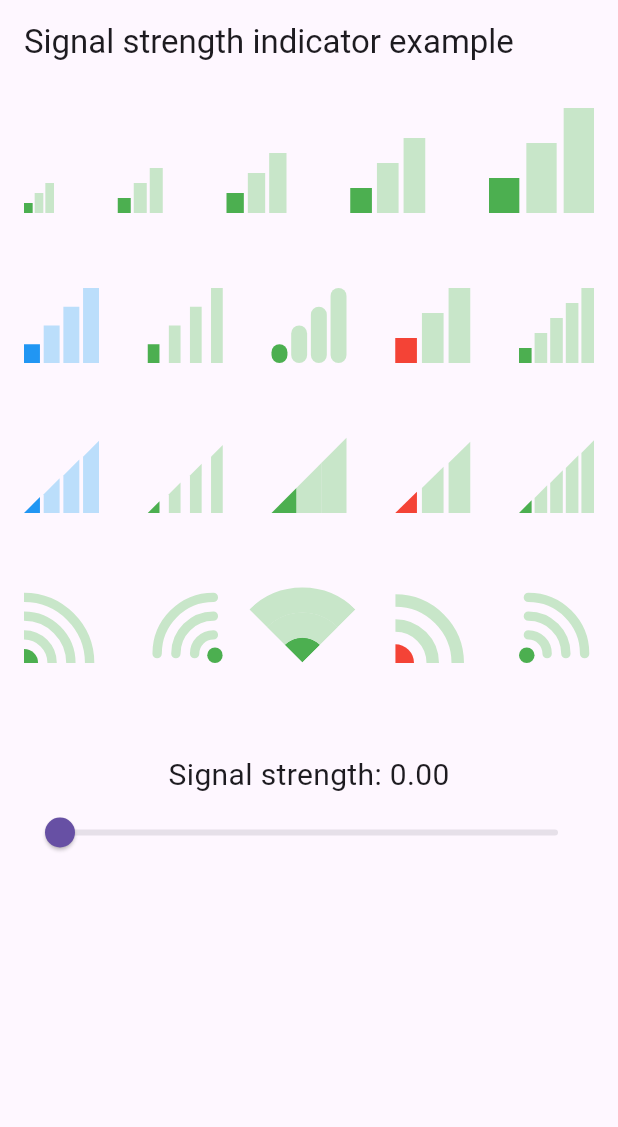
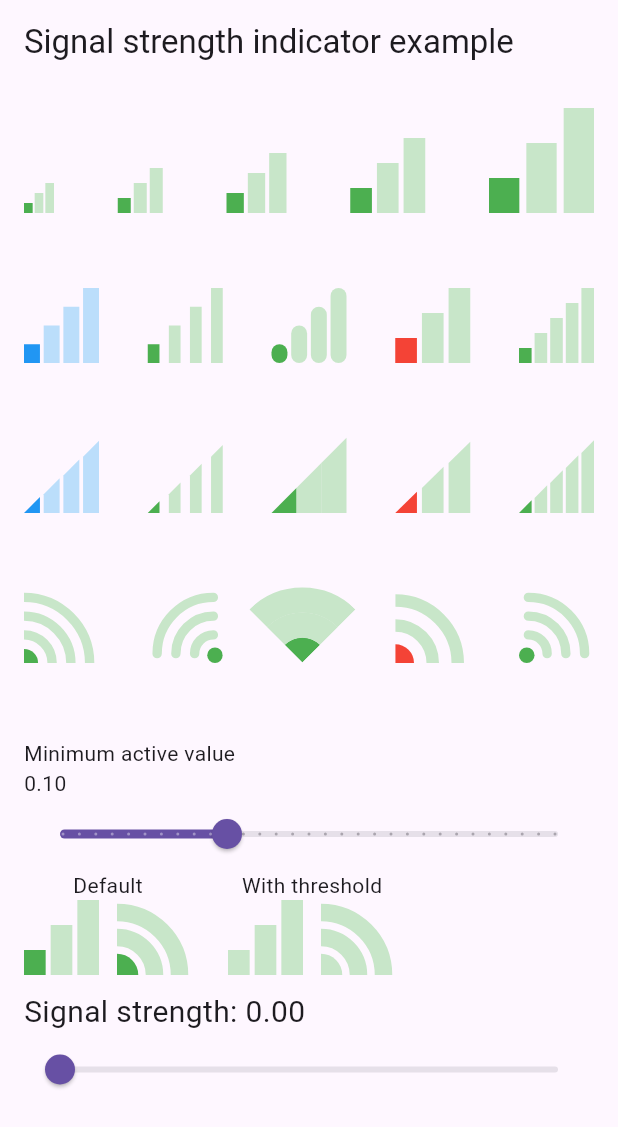
Before and after one commit to janstol/signal_strength_indicator, a Flutter app: the screen it shows after launch, on a phone screen of 412 x 824 dp. Shown: the top 1127 px of the screen. Run offline on Flutter 3.47's test engine with Material 3 defaults, Android fonts, the phone set to English and light mode, and no system bars.

Commit message:
Add configurable minimum active signal value

```diff
--- a/example/lib/main.dart
+++ b/example/lib/main.dart
@@ -29,6 +29,7 @@ class HomePage extends StatefulWidget {
 
 class _HomePageState extends State<HomePage> {
   double _signalStrength = 0.0;
+  double _minimumActiveValue = 0.1;
 
   void _changeValue(double value) {
     setState(() {
@@ -44,7 +45,7 @@ class _HomePageState extends State<HomePage> {
       ),
       body: Padding(
         padding: const EdgeInsets.all(16.0),
-        child: Column(
+        child: ListView(
           children: <Widget>[
             Row(
               crossAxisAlignment: CrossAxisAlignment.end,
@@ -196,6 +197,67 @@ class _HomePageState extends State<HomePage> {
               ],
             ),
             const SizedBox(height: 50),
+            const Text('Minimum active value'),
+            Text(_minimumActiveValue.toStringAsFixed(2)),
+            Slider(
+              value: _minimumActiveValue,
+              min: 0,
+              max: 0.3,
+              divisions: 30,
+              onChanged: (value) {
+                setState(() {
+                  _minimumActiveValue = value;
+                });
+              },
+            ),
+            Wrap(
+              spacing: 24,
+              runSpacing: 16,
+              children: [
+                Column(
+                  mainAxisSize: MainAxisSize.min,
+                  children: [
+                    const Text('Default'),
+                    Row(
+                      mainAxisSize: MainAxisSize.min,
+                      children: [
+                        SignalStrengthIndicator.bars(
+                          value: _signalStrength,
+                          size: 50,
+                        ),
+                        const SizedBox(width: 12),
+                        SignalStrengthIndicator.sector(
+                          value: _signalStrength,
+                          size: 50,
+                        ),
+                      ],
+                    ),
+                  ],
+                ),
+                Column(
+                  mainAxisSize: MainAxisSize.min,
+                  children: [
+                    const Text('With threshold'),
+                    Row(
+                      mainAxisSize: MainAxisSize.min,
+                      children: [
+                        SignalStrengthIndicator.bars(
+                          value: _signalStrength,
+                          size: 50,
+                          minimumActiveValue: _minimumActiveValue,
+                        ),
+                        const SizedBox(width: 12),
+                        SignalStrengthIndicator.sector(
+                          value: _signalStrength,
+                          size: 50,
+                          minimumActiveValue: _minimumActiveValue,
+                        ),
+                      ],
+                    ),
+                  ],
+                ),
+              ],
+            ),
             const SizedBox(height: 10),
             Text(
               'Signal strength: ${_signalStrength.toStringAsFixed(2)}',
--- a/lib/src/signal_strength_indicator.dart
+++ b/lib/src/signal_strength_indicator.dart
@@ -18,6 +18,8 @@ class SignalStrengthIndicator extends StatelessWidget {
   ///
   /// Number of bars can be specified by [barCount]
   /// (reasonable number of bars is 3,4 or maybe 5).
+  /// [minimumActiveValue] sets the value at which the first bar becomes active.
+  /// It defaults to [minValue] and cannot exceed the second bar's threshold.
   ///
   /// Indicator can be [bevelled] or have [radius] but not both.
   ///
@@ -47,6 +49,7 @@ class SignalStrengthIndicator extends StatelessWidget {
     int barCount = 3,
     num? minValue,
     num? maxValue,
+    num? minimumActiveValue,
     Color? activeColor,
     Color? inactiveColor,
     Map<num, Color>? levels,
@@ -60,6 +63,7 @@ class SignalStrengthIndicator extends StatelessWidget {
             value: value,
             minValue: minValue,
             maxValue: maxValue,
+            minimumActiveValue: minimumActiveValue,
             barCount: barCount,
             activeColor: activeColor,
             inactiveColor: inactiveColor,
@@ -79,6 +83,8 @@ class SignalStrengthIndicator extends StatelessWidget {
   ///
   /// Number of bars (segments) can be specified by [barCount]
   /// (reasonable number of bars is 3,4 or maybe 5).
+  /// [minimumActiveValue] sets when the first sector becomes active.
+  /// It defaults to [minValue] and cannot exceed the second sector's threshold.
   ///
   /// To specify how the indicator should behave, use [levels] -
   /// see [SignalStrengthIndicator.bars]
@@ -89,6 +95,7 @@ class SignalStrengthIndicator extends StatelessWidget {
     int barCount = 3,
     num? minValue,
     num? maxValue,
+    num? minimumActiveValue,
     Color? activeColor,
     Color? inactiveColor,
     Map<num, Color>? levels,
@@ -101,6 +108,7 @@ class SignalStrengthIndicator extends StatelessWidget {
             value: value,
             minValue: minValue,
             maxValue: maxValue,
+            minimumActiveValue: minimumActiveValue,
             barCount: barCount,
             activeColor: activeColor,
             inactiveColor: inactiveColor,
--- a/lib/src/style/bar_signal_strength_indicator_style.dart
+++ b/lib/src/style/bar_signal_strength_indicator_style.dart
@@ -13,6 +13,7 @@ class BarSignalStrengthIndicatorStyle extends SignalStrengthIndicatorStyle {
     required super.value,
     super.minValue,
     super.maxValue,
+    super.minimumActiveValue,
     super.barCount,
     super.levels,
     super.activeColor,
@@ -66,7 +67,8 @@ class _BarSignalStrengthIndicatorPainter extends CustomPainter {
       final barHeight = h * (i / barCount);
       final left = (i - 1) * (barWidthTotal + spacing);
       final top = h - barHeight;
-      final barThreshold = (i - 1) / barCount;
+      final barThreshold =
+          i == 1 ? style.normalizedMinimumActiveValue : (i - 1) / barCount;
 
       final paint = value >= barThreshold ? activeBarPaint : inactiveBarPaint;
 
--- a/lib/src/style/sector_signal_strength_indicator_style.dart
+++ b/lib/src/style/sector_signal_strength_indicator_style.dart
@@ -13,6 +13,7 @@ class SectorSignalStrengthIndicatorStyle extends SignalStrengthIndicatorStyle {
     required super.value,
     super.minValue,
     super.maxValue,
+    super.minimumActiveValue,
     super.barCount,
     super.levels,
     super.activeColor,
@@ -86,7 +87,8 @@ class _SectorSignalStrengthIndicatorPainter extends CustomPainter {
     for (int i = 1; i <= barCount; i++) {
       final arcOffset = (barCount - i) * strokeWidth;
       final radius = w - arcOffset - (strokeWidth / 2);
-      final barThreshold = (i - 1) / barCount;
+      final barThreshold =
+          i == 1 ? style.normalizedMinimumActiveValue : (i - 1) / barCount;
 
       final paint = value >= barThreshold ? activeBarPaint : inactiveBarPaint;
       final firstPaint =
--- a/lib/src/style/signal_strength_indicator_style.dart
+++ b/lib/src/style/signal_strength_indicator_style.dart
@@ -8,6 +8,7 @@ abstract class SignalStrengthIndicatorStyle {
   final num value;
   final num minValue;
   final num maxValue;
+  final num? minimumActiveValue;
   final int barCount;
   final Map<num, Color> levels;
   final Color activeColor;
@@ -19,13 +20,20 @@ abstract class SignalStrengthIndicatorStyle {
     required this.value,
     num? minValue,
     num? maxValue,
+    this.minimumActiveValue,
     int? barCount,
     Map<num, Color>? levels,
     Color? activeColor,
     Color? inactiveColor,
     this.size,
     EdgeInsets? margin,
-  })  : minValue = minValue ?? 0.0,
+  })  : assert(minimumActiveValue == null ||
+            (minimumActiveValue >= (minValue ?? 0.0) &&
+                minimumActiveValue <=
+                    (minValue ?? 0.0) +
+                        ((maxValue ?? 1.0) - (minValue ?? 0.0)) /
+                            (barCount ?? 3))),
+        minValue = minValue ?? 0.0,
         maxValue = maxValue ?? 1.0,
         barCount = barCount ?? 3,
         levels = levels ?? const <num, Color>{},
@@ -38,6 +46,10 @@ abstract class SignalStrengthIndicatorStyle {
 
   /// Returns normalized value of [value] (range from 0.0 to 1.0).
   num get normalizedValue => normalizeValue(value, minValue, maxValue);
+
+  /// Returns the normalized threshold for activating the first segment.
+  num get normalizedMinimumActiveValue =>
+      normalizeValue(minimumActiveValue ?? minValue, minValue, maxValue);
 
   /// Returns [levels] with normalized values (range from 0.0 to 1.0).
   Map<num, Color> get normalizedLevels {
@@ -65,6 +77,7 @@ abstract class SignalStrengthIndicatorStyle {
     return other.value == value &&
         other.minValue == minValue &&
         other.maxValue == maxValue &&
+        other.minimumActiveValue == minimumActiveValue &&
         other.barCount == barCount &&
         mapEquals(other.levels, levels) &&
         other.activeColor == activeColor &&
@@ -78,6 +91,7 @@ abstract class SignalStrengthIndicatorStyle {
         value,
         minValue,
         maxValue,
+        minimumActiveValue,
         barCount,
         Object.hashAllUnordered(
           levels.entries.map((e) => Object.hash(e.key, e.value)),
```
Also changed, not shown: 4 other files.
